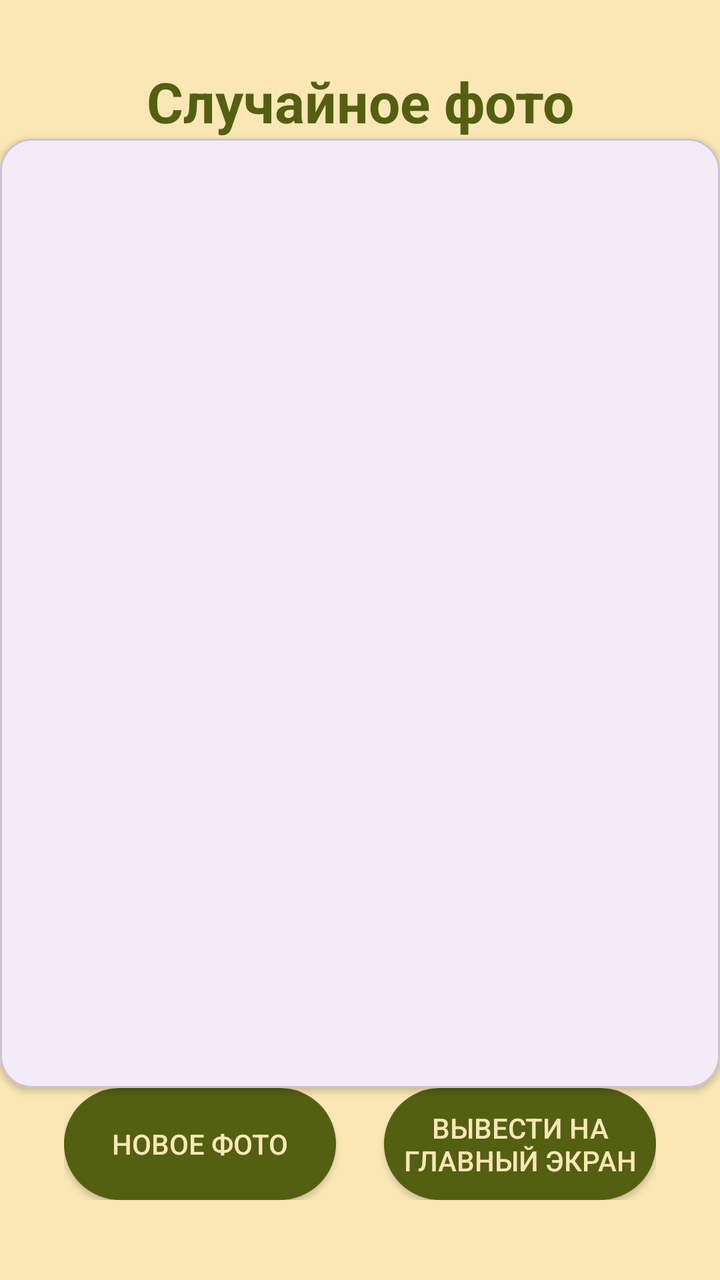
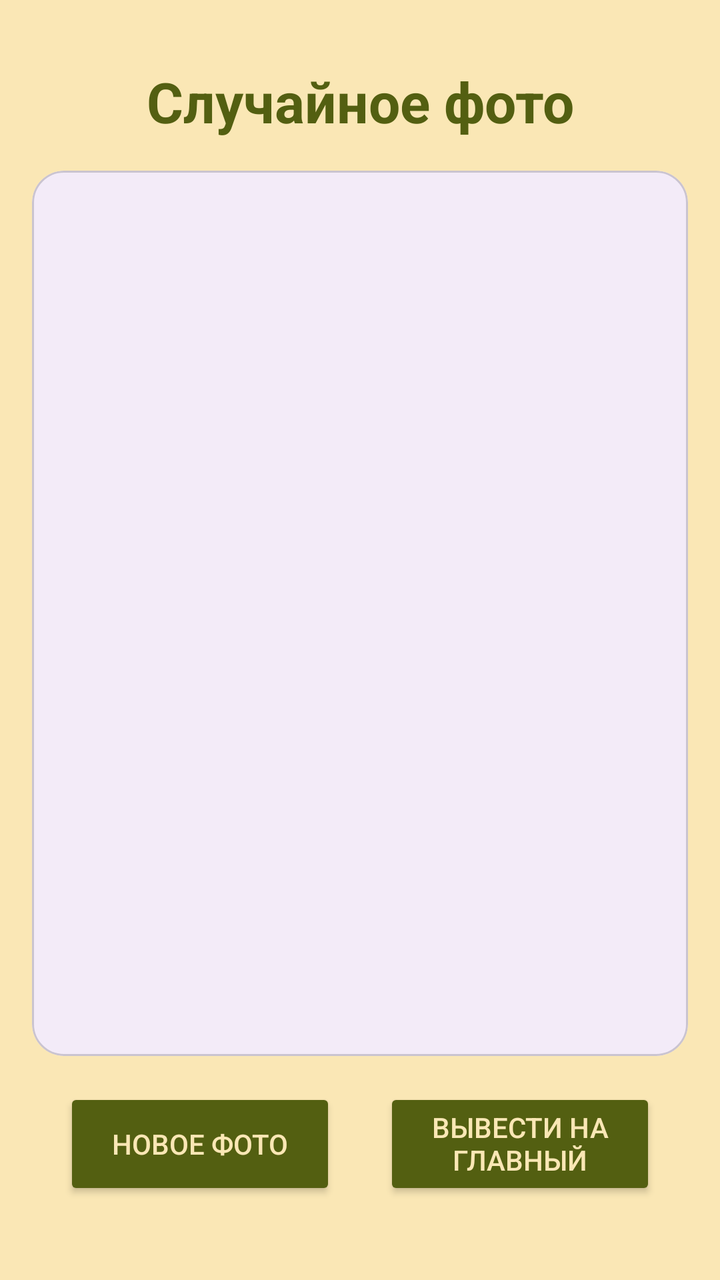

An Android layout rendered at two revisions. The XML below is the earlier revision; the diff shows what the commit changed to produce the second picture.
<!-- AndroidManifest.xml: application theme Theme.OneDayOnePhoto -->
<!-- res/layout/main_screen.xml -->
<?xml version="1.0" encoding="utf-8"?>
<androidx.constraintlayout.widget.ConstraintLayout xmlns:android="http://schemas.android.com/apk/res/android"
    xmlns:app="http://schemas.android.com/apk/res-auto"
    android:layout_width="match_parent"
    android:layout_height="match_parent"
    android:background="@color/background_color">

    
    <TextView
        android:id="@+id/tvTitle"
        android:layout_width="0dp"
        android:layout_height="wrap_content"
        android:text="Случайное фото"
        android:textColor="@color/button_color"
        android:textSize="28sp"
        android:textStyle="bold"
        android:gravity="center"
        android:layout_marginTop="32dp"
        app:layout_constraintTop_toTopOf="parent"
        app:layout_constraintStart_toStartOf="parent"
        app:layout_constraintEnd_toEndOf="parent" />

    <LinearLayout
        android:id="@+id/bottomButtonsLayout"
        android:layout_width="0dp"
        android:layout_height="wrap_content"
        android:orientation="horizontal"
        android:gravity="center"
        android:layout_marginStart="32dp"
        android:layout_marginEnd="32dp"
        android:layout_marginBottom="40dp"
        app:layout_constraintBottom_toBottomOf="parent"
        app:layout_constraintStart_toStartOf="parent"
        app:layout_constraintEnd_toEndOf="parent"
        >

        <Button
            android:id="@+id/btnLike"
            android:layout_width="0dp"
            android:layout_weight="1"
            android:layout_height="56dp"
            android:text="@string/next_photo"
            android:background="@drawable/bg_rounded_button"
            android:textColor="@color/background_color"
            android:layout_marginEnd="12dp" />

        <Button
            android:id="@+id/btnNext"
            android:layout_width="0dp"
            android:layout_weight="1"
            android:layout_height="56dp"
            android:text="Вывести на главный экран"
            android:background="@drawable/bg_rounded_button"
            android:textColor="@color/background_color"
            android:layout_marginStart="12dp" />
    </LinearLayout>

    
    <com.google.android.material.card.MaterialCardView
        android:layout_width="0dp"
        android:layout_height="0dp"
        app:cardCornerRadius="16dp"
        app:cardElevation="2dp"
        app:layout_constraintTop_toBottomOf="@id/tvTitle"
        app:layout_constraintBottom_toTopOf="@id/bottomButtonsLayout"
        app:layout_constraintStart_toStartOf="parent"
        app:layout_constraintEnd_toEndOf="parent"
        app:layout_constraintVertical_bias="0.25">

        <ImageView
            android:id="@+id/ivPhoto"
            android:layout_width="match_parent"
            android:layout_height="match_parent"
            android:contentDescription="@string/api_picture"
            android:scaleType="centerCrop" />
    </com.google.android.material.card.MaterialCardView>

</androidx.constraintlayout.widget.ConstraintLayout>
<!-- resources referenced by this layout -->
<resources>
  <color name="background_color">#FFFAE7B5</color>
  <color name="button_color">#FF535f11</color>
  <!-- drawable bg_rounded_button (drawable) -->
  <shape xmlns:android="http://schemas.android.com/apk/res/android"
      android:shape="rectangle">
      <solid android:color="@color/button_color" />
      <corners android:radius="32dp" />
  </shape>
  <string name="api_picture">Api picture</string>
  <string name="next_photo">Новое фото</string>
  <style name="Theme.OneDayOnePhoto" parent="Base.Theme.OneDayOnePhoto" />
  <style name="Base.Theme.OneDayOnePhoto" parent="Theme.Material3.DayNight.NoActionBar">
          
          
      </style>
</resources>

<!-- the commit's change to res/layout/main_screen.xml (unified diff, before → after) -->
@@ -10,7 +10,7 @@
         android:id="@+id/tvTitle"
         android:layout_width="0dp"
         android:layout_height="wrap_content"
-        android:text="Случайное фото"
+        android:text="@string/random_picture"
         android:textColor="@color/button_color"
         android:textSize="28sp"
         android:textStyle="bold"
@@ -19,6 +19,26 @@
         app:layout_constraintTop_toTopOf="parent"
         app:layout_constraintStart_toStartOf="parent"
         app:layout_constraintEnd_toEndOf="parent" />
+
+    <com.google.android.material.card.MaterialCardView
+        android:layout_width="0dp"
+        android:layout_height="0dp"
+        app:cardCornerRadius="16dp"
+        app:cardElevation="2dp"
+        app:layout_constraintTop_toBottomOf="@id/tvTitle"
+        app:layout_constraintBottom_toTopOf="@id/bottomButtonsLayout"
+        app:layout_constraintStart_toStartOf="parent"
+        app:layout_constraintEnd_toEndOf="parent"
+        app:layout_constraintVertical_bias="0.25"
+        android:layout_margin="16dp">
+
+        <ImageView
+            android:id="@+id/ivPhoto"
+            android:layout_width="match_parent"
+            android:layout_height="match_parent"
+            android:contentDescription="@string/api_picture"
+            android:scaleType="centerCrop" />
+    </com.google.android.material.card.MaterialCardView>
 
     <LinearLayout
         android:id="@+id/bottomButtonsLayout"
@@ -35,44 +55,26 @@
         >
 
         <Button
-            android:id="@+id/btnLike"
+            android:id="@+id/btnNext"
             android:layout_width="0dp"
             android:layout_weight="1"
             android:layout_height="56dp"
             android:text="@string/next_photo"
-            android:background="@drawable/bg_rounded_button"
+            android:backgroundTint="@color/button_color"
             android:textColor="@color/background_color"
             android:layout_marginEnd="12dp" />
 
         <Button
-            android:id="@+id/btnNext"
+            android:id="@+id/btnService"
             android:layout_width="0dp"
             android:layout_weight="1"
             android:layout_height="56dp"
-            android:text="Вывести на главный экран"
-            android:background="@drawable/bg_rounded_button"
+            android:text="@string/create_serv"
+            android:backgroundTint="@color/button_color"
             android:textColor="@color/background_color"
             android:layout_marginStart="12dp" />
     </LinearLayout>
 
-    
-    <com.google.android.material.card.MaterialCardView
-        android:layout_width="0dp"
-        android:layout_height="0dp"
-        app:cardCornerRadius="16dp"
-        app:cardElevation="2dp"
-        app:layout_constraintTop_toBottomOf="@id/tvTitle"
-        app:layout_constraintBottom_toTopOf="@id/bottomButtonsLayout"
-        app:layout_constraintStart_toStartOf="parent"
-        app:layout_constraintEnd_toEndOf="parent"
-        app:layout_constraintVertical_bias="0.25">
 
-        <ImageView
-            android:id="@+id/ivPhoto"
-            android:layout_width="match_parent"
-            android:layout_height="match_parent"
-            android:contentDescription="@string/api_picture"
-            android:scaleType="centerCrop" />
-    </com.google.android.material.card.MaterialCardView>
 
 </androidx.constraintlayout.widget.ConstraintLayout>
<!-- resource entries referenced after the edit -->
@@ -2,14 +2,10 @@
 <resources>
   <color name="background_color">#FFFAE7B5</color>
   <color name="button_color">#FF535f11</color>
-  <!-- drawable bg_rounded_button (drawable) -->
-  <shape xmlns:android="http://schemas.android.com/apk/res/android"
-      android:shape="rectangle">
-      <solid android:color="@color/button_color" />
-      <corners android:radius="32dp" />
-  </shape>
   <string name="api_picture">Api picture</string>
+  <string name="create_serv">Вывести на главный экран</string>
   <string name="next_photo">Новое фото</string>
+  <string name="random_picture">Случайное фото</string>
   <style name="Theme.OneDayOnePhoto" parent="Base.Theme.OneDayOnePhoto" />
   <style name="Base.Theme.OneDayOnePhoto" parent="Theme.Material3.DayNight.NoActionBar">
           
